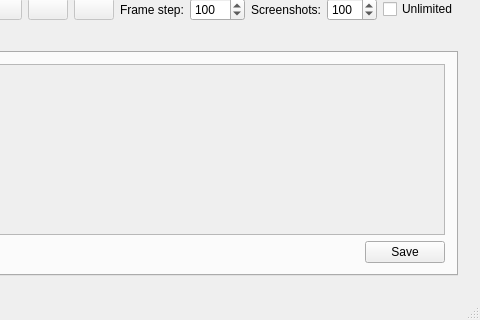
The window that mainwindow.ui (labyrinthofdreams/screenpicker) describes before a commit, drawn with Qt 5; both pictures show x 290 to 770 and y 201 to 521 of the 770 by 521 pixel window.
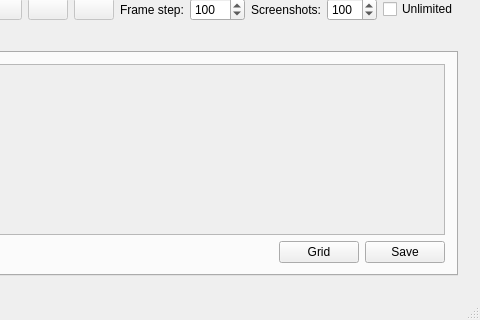
The same window after the commit. The open tabs and pages were chosen to show the change. Icons and pictures are not drawn. Custom widgets are drawn as their Qt base class.

What changed in the file:
```diff
--- a/mainwindow.ui
+++ b/mainwindow.ui
@@ -704,6 +704,13 @@
                   </property>
                  </spacer>
                 </item>
+                <item>
+                 <widget class="QPushButton" name="saveGridButton">
+                  <property name="text">
+                   <string>Grid</string>
+                  </property>
+                 </widget>
+                </item>
                 <item>
                  <widget class="QPushButton" name="saveThumbnailsButton">
                   <property name="toolTip">
```
